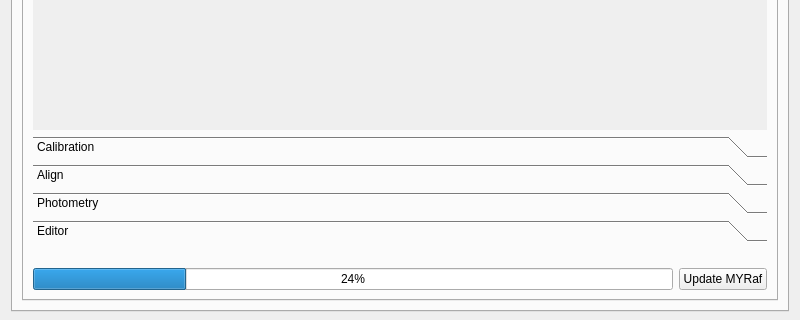
Qt form myraf.ui (yucelkilic/myrafproject) before a commit; both pictures show x 0 to 800 and y 340 to 660 of the 800 by 660 pixel window.
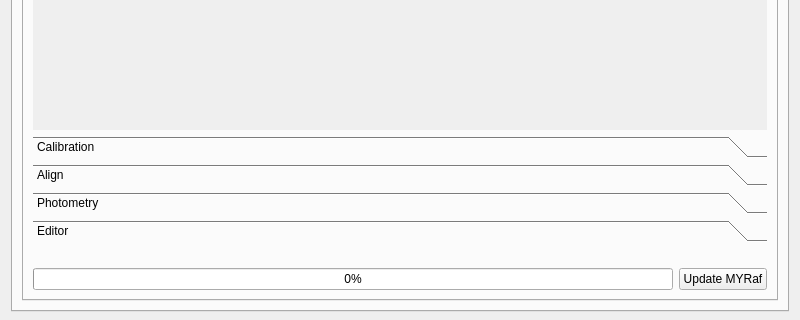
The same form after that commit. The open tabs and pages were chosen to show the change. Icons and pictures are not drawn. Custom widgets are drawn as their Qt base class.

Patch:
```diff
--- a/myraf.ui
+++ b/myraf.ui
@@ -3744,7 +3744,7 @@
            <item row="2" column="0">
             <widget class="QProgressBar" name="progressBar_8">
              <property name="value">
-              <number>24</number>
+              <number>0</number>
              </property>
             </widget>
            </item>
```
